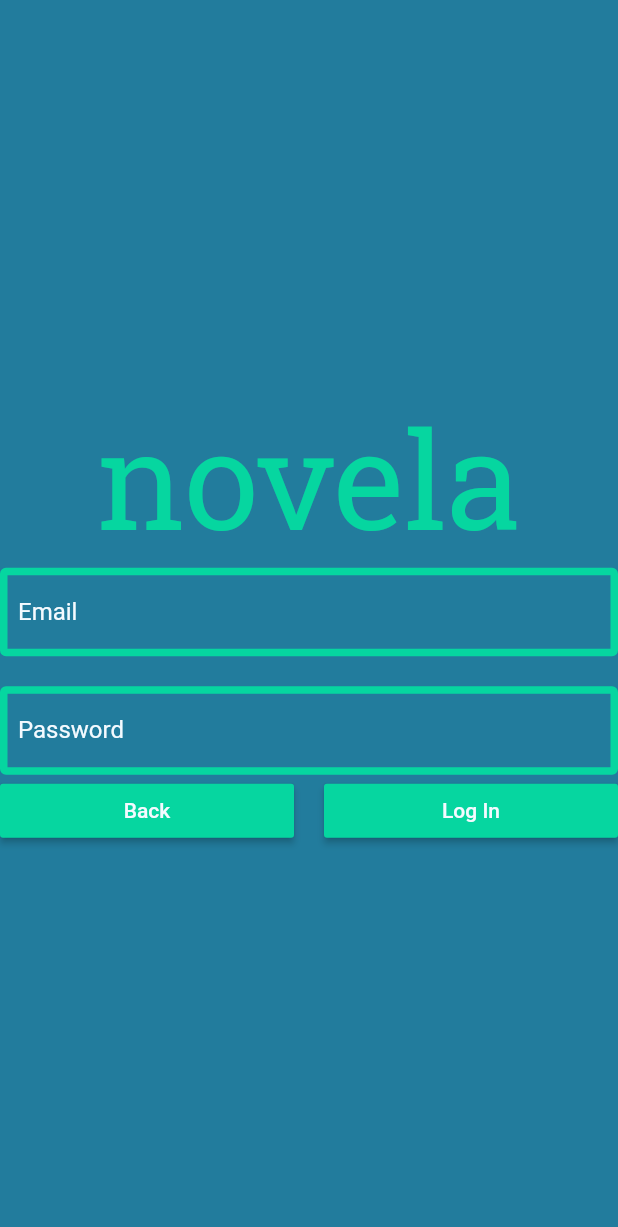
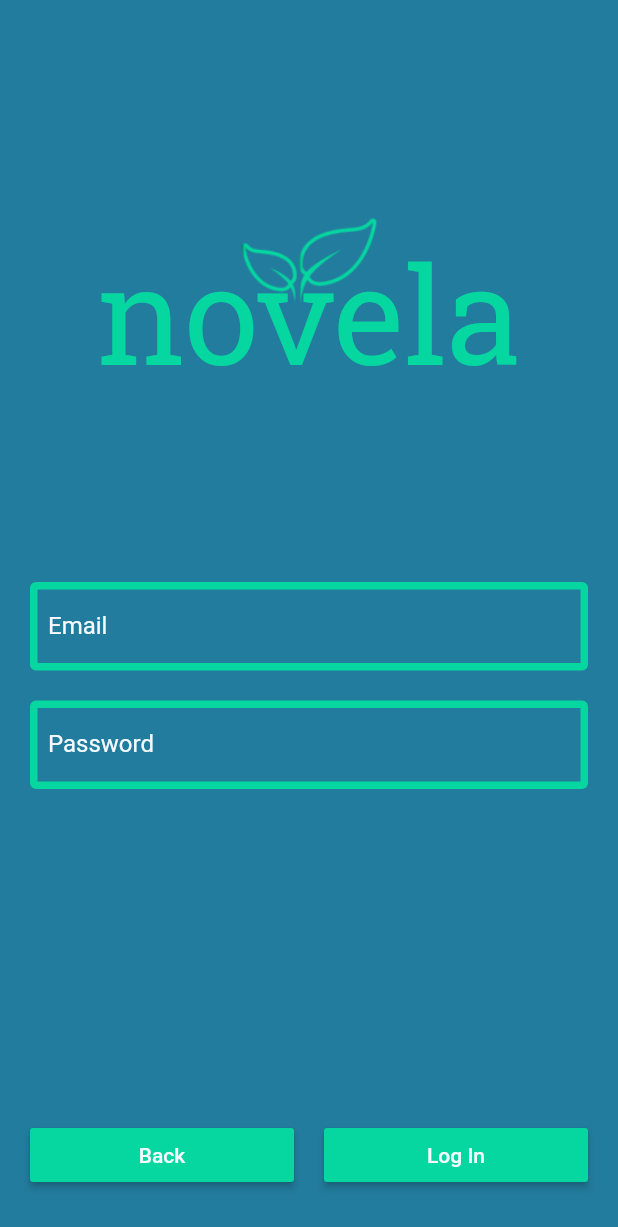
Before and after one commit to CiaranJohnson/Novela_Flutter, a Flutter app: the screen it shows after launch, after a tap on "Log In", on a phone screen of 412 x 824 dp. Shown: the top 1227 px of the screen. Run offline on Flutter 3.47's test engine with Material 2 defaults, Android fonts, the phone set to English and light mode, and no system bars; our stand-ins replace bordered_text, firebase_auth; accounts and stored records are empty.

Commit message:
Refactored code to Extract logo widget

```diff
--- a/lib/screens/log_in_screen.dart
+++ b/lib/screens/log_in_screen.dart
@@ -2,6 +2,7 @@ import 'package:flutter/material.dart';
 import 'package:novela/constants.dart';
 import 'package:novela/screens/browse_screen.dart';
 import 'package:novela/screens/registration_screen.dart';
+import 'package:novela/widgets/novela_leaf_logo.dart';
 import 'package:novela/widgets/registration_text_field.dart';
 import '../widgets/double_bottom_buttons.dart';
 import 'package:firebase_auth/firebase_auth.dart';
@@ -45,19 +46,20 @@ class _LogInScreenState extends State<LogInScreen> {
   Widget build(BuildContext context) {
     return Scaffold(
       backgroundColor: kNovelaBlue,
-      body: Container(
+      body: SafeArea(
+        child: Container(
+          padding: EdgeInsets.symmetric(
+            vertical: 30.0,
+            horizontal: 20.0,
+          ),
           child: Column(
             mainAxisAlignment: MainAxisAlignment.center,
             children: <Widget>[
-            Center(
-              child: Text(
-                'novela',
-                style: TextStyle(
-                    color: kNovelaGreen,
-                    fontSize: 90.0,
-                    fontFamily: 'RobotoSlab'),
-              ),
-            ),
+              NovelaLeafLogo(),
+              Expanded(
+                flex: 3,
+                child: Column(
+                  children: <Widget>[
                     RegistrationTextField(
                       hintText: 'Email',
                       controller: myUsernameController,
@@ -70,6 +72,9 @@ class _LogInScreenState extends State<LogInScreen> {
                       isObscured: true,
                       controller: myPasswordController,
                     ),
+                  ],
+                ),
+              ),
               DoubleBottomButtons(
                 leftText: 'Back',
                 onTapLeft: () {
@@ -79,17 +84,20 @@ class _LogInScreenState extends State<LogInScreen> {
                 rightText: 'Log In',
                 onTapRight: () async {
                   try {
-                  await _auth.signInWithEmailAndPassword(
+                    final user = await _auth.signInWithEmailAndPassword(
                         email: _email, password: _password);
+                    if (user != null) {
+                      Navigator.pushNamed(context, BrowseScreen.id);
+                    }
                   } catch (e) {
                     print(e);
                   }
-                Navigator.pushNamed(context, BrowseScreen.id);
                 },
               ),
             ],
           ),
         ),
+      ),
     );
   }
 }
--- a/lib/screens/registration_screen.dart
+++ b/lib/screens/registration_screen.dart
@@ -2,6 +2,7 @@ import 'package:flutter/material.dart';
 import 'package:novela/constants.dart';
 import 'package:novela/screens/log_in_screen.dart';
 import 'package:novela/screens/sign_up_screen.dart';
+import 'package:novela/widgets/novela_leaf_logo.dart';
 
 class RegistrationScreen extends StatelessWidget {
   static const String id = 'registration_screen';
@@ -15,33 +16,7 @@ class RegistrationScreen extends StatelessWidget {
           mainAxisAlignment: MainAxisAlignment.end,
           mainAxisSize: MainAxisSize.max,
           children: <Widget>[
-            Expanded(
-              child: Stack(
-                alignment: Alignment.center,
-                children: <Widget>[
-                  Container(
-                    padding: EdgeInsets.only(bottom: 70.0),
-                    child: Image(
-                      height: 100.0,
-                      width: 100.0,
-                      image: AssetImage('images/leaf.png'),
-                    ),
-                  ),
-                  Container(
-                    child: Center(
-                      child: Text(
-                        'novela',
-                        style: TextStyle(
-                          color: kNovelaGreen,
-                          fontFamily: 'RobotoSlab',
-                          fontSize: 90.0,
-                        ),
-                      ),
-                    ),
-                  ),
-                ],
-              ),
-            ),
+            NovelaLeafLogo(),
             Align(
               alignment: Alignment.bottomCenter,
               child: Row(
--- /dev/null
+++ b/lib/widgets/novela_leaf_logo.dart
@@ -0,0 +1,36 @@
+import 'package:flutter/material.dart';
+import '../constants.dart';
+
+class NovelaLeafLogo extends StatelessWidget {
+  @override
+  Widget build(BuildContext context) {
+    return Expanded(
+      flex: 3,
+      child: Stack(
+        alignment: Alignment.center,
+        children: <Widget>[
+          Container(
+            padding: EdgeInsets.only(bottom: 70.0),
+            child: Image(
+              height: 100.0,
+              width: 100.0,
+              image: AssetImage('images/leaf.png'),
+            ),
+          ),
+          Container(
+            child: Center(
+              child: Text(
+                'novela',
+                style: TextStyle(
+                  color: kNovelaGreen,
+                  fontFamily: 'RobotoSlab',
+                  fontSize: 90.0,
+                ),
+              ),
+            ),
+          ),
+        ],
+      ),
+    );
+  }
+}
```
Lines whose indentation alone changed are shown as unchanged.
